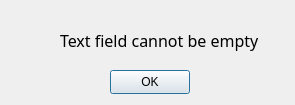
This is errorempty.ui in Azuyah/Map-Tool as Qt 5 draws it before an edit. The edited form follows.
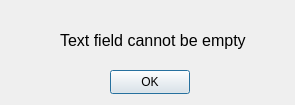
This is the edited form.

Diff of the .ui file:
```diff
--- a/errorempty.ui
+++ b/errorempty.ui
@@ -30,7 +30,7 @@
    </property>
    <property name="font">
     <font>
-     <family>Segoe UI Variable Small Semilig</family>
+     <family>Arial</family>
      <pointsize>12</pointsize>
     </font>
    </property>
```
